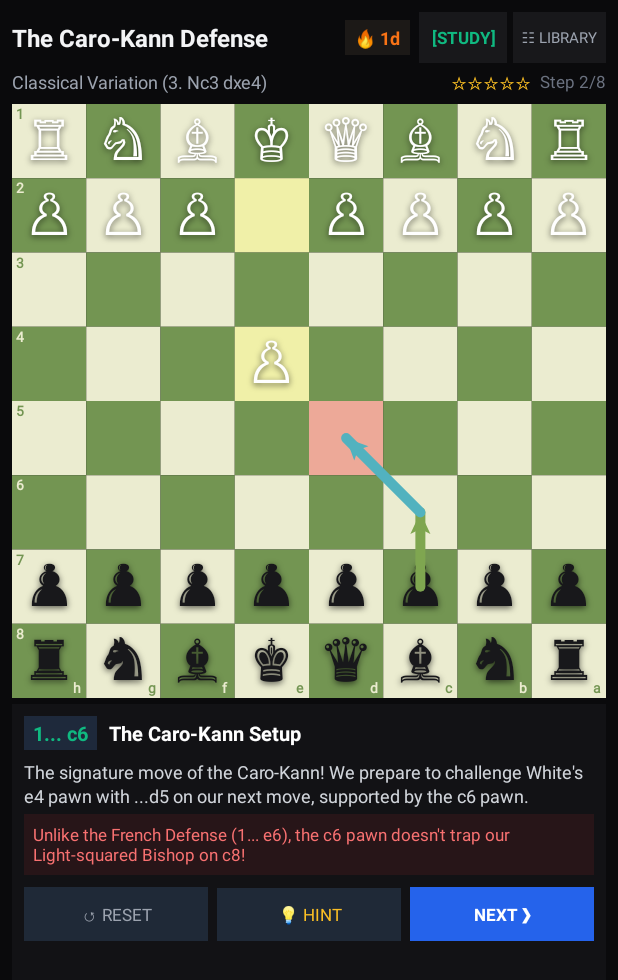
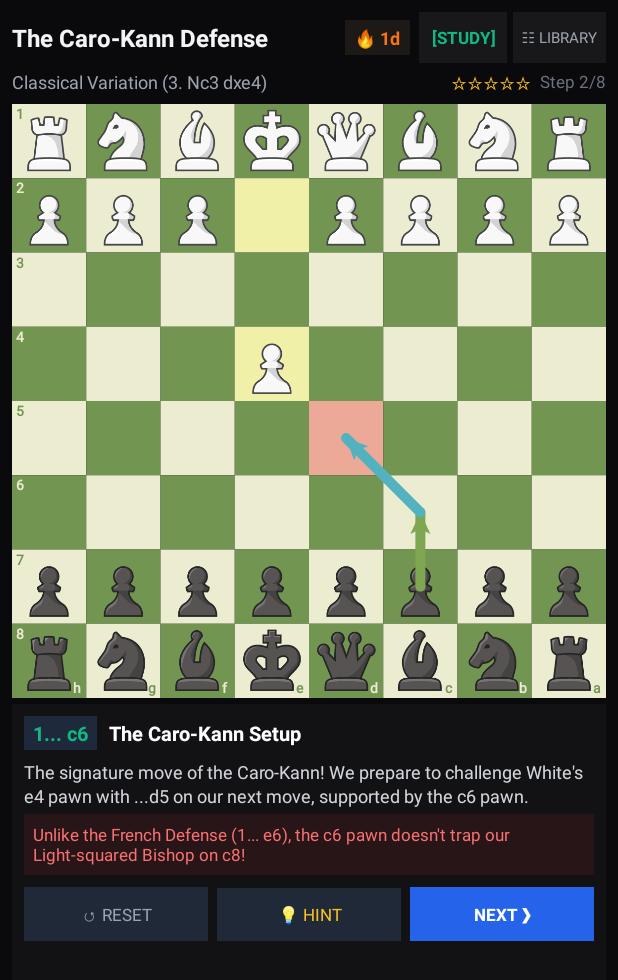
Before and after one commit to warumpas-ops/gambit-bb10, an Android app: the MainActivity screen opened directly, with no data from a screen before it, on a phone screen of 412 x 824 dp. Shown: the top 980 px of the screen. Run offline under Robolectric (Android 15) with nearby library versions, the phone set to English and light mode, and no system bars.

Commit message:
feat(v1.3.0): integrate official Chess.com Neo piece set assets

```diff
--- a/app/src/main/java/com/gambit/app/ChessBoardView.java
+++ b/app/src/main/java/com/gambit/app/ChessBoardView.java
@@ -1,16 +1,22 @@
 package com.gambit.app;
 
 import android.content.Context;
+import android.graphics.Bitmap;
+import android.graphics.BitmapFactory;
 import android.graphics.Canvas;
 import android.graphics.Color;
 import android.graphics.Paint;
 import android.graphics.Path;
+import android.graphics.Rect;
+import android.graphics.RectF;
 import android.util.AttributeSet;
 import android.view.MotionEvent;
 import android.view.View;
 
 import java.util.ArrayList;
+import java.util.HashMap;
 import java.util.List;
+import java.util.Map;
 
 public class ChessBoardView extends View {
 
@@ -20,14 +26,14 @@ public class ChessBoardView extends View {
 
     private ChessEngine engine;
     private OnMoveAttemptListener moveListener;
-    private boolean flipped = false; // true if Black is at bottom
+    private boolean flipped = false;
 
     // Exact Chess.com Colors
-    private int lightSquareColor = Color.parseColor("#EBECD0"); // Classic Chess.com Buff/Cream
-    private int darkSquareColor  = Color.parseColor("#739552"); // Classic Chess.com Olive Green
-    private int lastMoveColor    = Color.parseColor("#80F5F682"); // Translucent Chess.com Yellow
-    private int selectedColor    = Color.parseColor("#80F7E752"); // Vibrant Yellow Glow
-    private int highlightColor   = Color.parseColor("#66EF4444"); // Translucent Red Threat
+    private int lightSquareColor = Color.parseColor("#EBECD0");
+    private int darkSquareColor  = Color.parseColor("#739552");
+    private int lastMoveColor    = Color.parseColor("#80F5F682");
+    private int selectedColor    = Color.parseColor("#80F7E752");
+    private int highlightColor   = Color.parseColor("#66EF4444");
 
     private Paint lightSquarePaint = new Paint(Paint.ANTI_ALIAS_FLAG);
     private Paint darkSquarePaint  = new Paint(Paint.ANTI_ALIAS_FLAG);
@@ -41,8 +47,7 @@ public class ChessBoardView extends View {
     private Paint greenArrowPaint  = new Paint(Paint.ANTI_ALIAS_FLAG);
     private Paint blueArrowPaint   = new Paint(Paint.ANTI_ALIAS_FLAG);
     private Paint redArrowPaint    = new Paint(Paint.ANTI_ALIAS_FLAG);
-
-    private Paint textPiecePaint   = new Paint(Paint.ANTI_ALIAS_FLAG);
+    private Paint bitmapPaint      = new Paint(Paint.ANTI_ALIAS_FLAG | Paint.FILTER_BITMAP_FLAG);
 
     private int selectedSq = -1;
     private int lastFromSq = -1;
@@ -53,24 +58,28 @@ public class ChessBoardView extends View {
 
     private float squareSize = 0f;
 
+    // Chess.com Neo Piece Bitmaps
+    private final Map<Character, Bitmap> pieceBitmaps = new HashMap<Character, Bitmap>();
+    private final Rect srcRect = new Rect();
+    private final RectF dstRect = new RectF();
+
     public ChessBoardView(Context context) {
         super(context);
-        init();
+        init(context);
     }
 
     public ChessBoardView(Context context, AttributeSet attrs) {
         super(context, attrs);
-        init();
+        init(context);
     }
 
-    private void init() {
+    private void init(Context context) {
         lightSquarePaint.setColor(lightSquareColor);
         darkSquarePaint.setColor(darkSquareColor);
         selectedPaint.setColor(selectedColor);
         lastMovePaint.setColor(lastMoveColor);
         highlightPaint.setColor(highlightColor);
 
-        // Chess.com style rank/file coordinates inside squares
         lightCoordPaint.setColor(darkSquareColor);
         lightCoordPaint.setTextSize(14f);
         lightCoordPaint.setFakeBoldText(true);
@@ -79,7 +88,6 @@ public class ChessBoardView extends View {
         darkCoordPaint.setTextSize(14f);
         darkCoordPaint.setFakeBoldText(true);
 
-        // Arrows (Chess.com vibrant vectors)
         greenArrowPaint.setColor(Color.parseColor("#7FA650"));
         greenArrowPaint.setStrokeWidth(10f);
         greenArrowPaint.setStyle(Paint.Style.STROKE);
@@ -95,7 +103,23 @@ public class ChessBoardView extends View {
         redArrowPaint.setStyle(Paint.Style.STROKE);
         redArrowPaint.setStrokeCap(Paint.Cap.ROUND);
 
-        textPiecePaint.setTextAlign(Paint.Align.CENTER);
+        loadPieceBitmaps(context);
+    }
+
+    private void loadPieceBitmaps(Context context) {
+        pieceBitmaps.put(ChessEngine.WHITE_KING,   BitmapFactory.decodeResource(context.getResources(), R.drawable.piece_wk));
+        pieceBitmaps.put(ChessEngine.WHITE_QUEEN,  BitmapFactory.decodeResource(context.getResources(), R.drawable.piece_wq));
+        pieceBitmaps.put(ChessEngine.WHITE_ROOK,   BitmapFactory.decodeResource(context.getResources(), R.drawable.piece_wr));
+        pieceBitmaps.put(ChessEngine.WHITE_BISHOP, BitmapFactory.decodeResource(context.getResources(), R.drawable.piece_wb));
+        pieceBitmaps.put(ChessEngine.WHITE_KNIGHT, BitmapFactory.decodeResource(context.getResources(), R.drawable.piece_wn));
+        pieceBitmaps.put(ChessEngine.WHITE_PAWN,   BitmapFactory.decodeResource(context.getResources(), R.drawable.piece_wp));
+
+        pieceBitmaps.put(ChessEngine.BLACK_KING,   BitmapFactory.decodeResource(context.getResources(), R.drawable.piece_bk));
+        pieceBitmaps.put(ChessEngine.BLACK_QUEEN,  BitmapFactory.decodeResource(context.getResources(), R.drawable.piece_bq));
+        pieceBitmaps.put(ChessEngine.BLACK_ROOK,   BitmapFactory.decodeResource(context.getResources(), R.drawable.piece_br));
+        pieceBitmaps.put(ChessEngine.BLACK_BISHOP, BitmapFactory.decodeResource(context.getResources(), R.drawable.piece_bb));
+        pieceBitmaps.put(ChessEngine.BLACK_KNIGHT, BitmapFactory.decodeResource(context.getResources(), R.drawable.piece_bn));
+        pieceBitmaps.put(ChessEngine.BLACK_PAWN,   BitmapFactory.decodeResource(context.getResources(), R.drawable.piece_bp));
     }
 
     public void setEngine(ChessEngine engine) {
@@ -174,29 +198,24 @@ public class ChessBoardView extends View {
                 boolean isDark = (displayRow + displayCol) % 2 != 0;
                 canvas.drawRect(left, top, right, bottom, isDark ? darkSquarePaint : lightSquarePaint);
 
-                // Highlight last move
                 if (sq == lastFromSq || sq == lastToSq) {
                     canvas.drawRect(left, top, right, bottom, lastMovePaint);
                 }
 
-                // Highlight selected square
                 if (sq == selectedSq) {
                     canvas.drawRect(left, top, right, bottom, selectedPaint);
                 }
 
-                // Custom target / blunder square
                 if (activeHighlights.contains(sq)) {
                     canvas.drawRect(left, top, right, bottom, highlightPaint);
                 }
 
                 // Chess.com Corner Coordinates
-                // Files (a-h) on bottom row
                 if (r == 7) {
                     char fileChar = (char) (flipped ? ('h' - f) : ('a' + f));
                     Paint cp = isDark ? darkCoordPaint : lightCoordPaint;
                     canvas.drawText(String.valueOf(fileChar), right - 13f, bottom - 5f, cp);
                 }
-                // Ranks (1-8) on left column
                 if (f == 0) {
                     char rankChar = (char) (flipped ? ('1' + r) : ('8' - r));
                     Paint cp = isDark ? darkCoordPaint : lightCoordPaint;
@@ -205,11 +224,7 @@ public class ChessBoardView extends View {
             }
         }
 
-        // 2. Draw Chess Pieces
-        textPiecePaint.setTextSize(squareSize * 0.76f);
-        Paint.FontMetrics fm = textPiecePaint.getFontMetrics();
-        float yOffset = ((fm.descent - fm.ascent) / 2) - fm.descent;
-
+        // 2. Draw Official Chess.com Neo Pieces
         for (int r = 0; r < 8; r++) {
             for (int f = 0; f < 8; f++) {
                 int displayRow = flipped ? (7 - r) : r;
@@ -218,14 +233,14 @@ public class ChessBoardView extends View {
 
                 char piece = engine.getPiece(sq);
                 if (piece != ChessEngine.EMPTY) {
-                    float cx = f * squareSize + (squareSize / 2f);
-                    float cy = r * squareSize + (squareSize / 2f) + yOffset;
-                    String glyph = getPieceGlyph(piece);
-
-                    textPiecePaint.setColor(ChessEngine.isWhite(piece) ? Color.WHITE : Color.parseColor("#18181B"));
-                    textPiecePaint.setShadowLayer(5.0f, 0f, 2.0f, Color.parseColor("#99000000"));
-                    canvas.drawText(glyph, cx, cy, textPiecePaint);
-                    textPiecePaint.clearShadowLayer();
+                    Bitmap bmp = pieceBitmaps.get(piece);
+                    if (bmp != null) {
+                        float left = f * squareSize;
+                        float top  = r * squareSize;
+                        dstRect.set(left, top, left + squareSize, top + squareSize);
+                        srcRect.set(0, 0, bmp.getWidth(), bmp.getHeight());
+                        canvas.drawBitmap(bmp, srcRect, dstRect, bitmapPaint);
+                    }
                 }
             }
         }
@@ -285,24 +300,6 @@ public class ChessBoardView extends View {
         canvas.drawPath(headPath, fillPaint);
     }
 
-    private String getPieceGlyph(char p) {
-        switch (p) {
-            case ChessEngine.WHITE_KING:   return "♔";
-            case ChessEngine.WHITE_QUEEN:  return "♕";
-            case ChessEngine.WHITE_ROOK:   return "♖";
-            case ChessEngine.WHITE_BISHOP: return "♗";
-            case ChessEngine.WHITE_KNIGHT: return "♘";
-            case ChessEngine.WHITE_PAWN:   return "♙";
-            case ChessEngine.BLACK_KING:   return "♚";
-            case ChessEngine.BLACK_QUEEN:  return "♛";
-            case ChessEngine.BLACK_ROOK:   return "♜";
-            case ChessEngine.BLACK_BISHOP: return "♝";
-            case ChessEngine.BLACK_KNIGHT: return "♞";
-            case ChessEngine.BLACK_PAWN:   return "♟";
-            default: return "";
-        }
-    }
-
     @Override
     public boolean onTouchEvent(MotionEvent event) {
         if (event.getAction() == MotionEvent.ACTION_DOWN) {
```
Also changed, not shown: app/src/main/res/drawable-nodpi/piece_bb.png (added), app/src/main/res/drawable-nodpi/piece_bk.png (added), app/src/main/res/drawable-nodpi/piece_bn.png (added), app/src/main/res/drawable-nodpi/piece_bp.png (added), app/src/main/res/drawable-nodpi/piece_bq.png (added), app/src/main/res/drawable-nodpi/piece_br.png (added), app/src/main/res/drawable-nodpi/piece_wb.png (added), app/src/main/res/drawable-nodpi/piece_wk.png (added), app/src/main/res/drawable-nodpi/piece_wn.png (added), app/src/main/res/drawable-nodpi/piece_wp.png (added), app/src/main/res/drawable-nodpi/piece_wq.png (added), app/src/main/res/drawable-nodpi/piece_wr.png (added), 71 other files.
